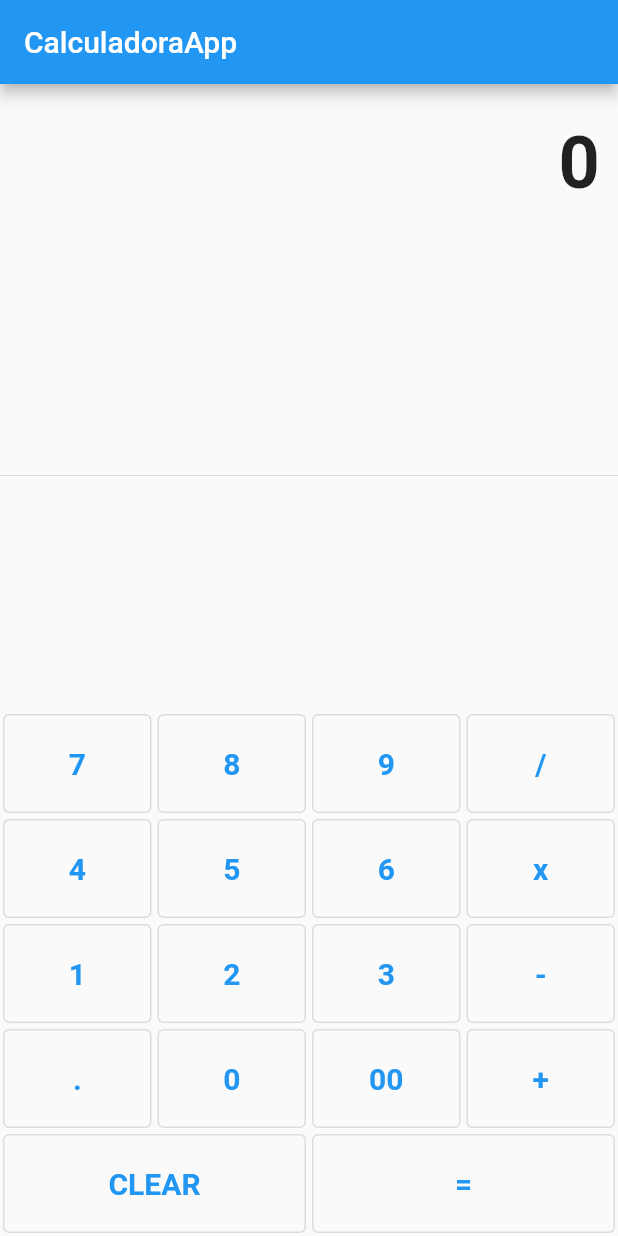
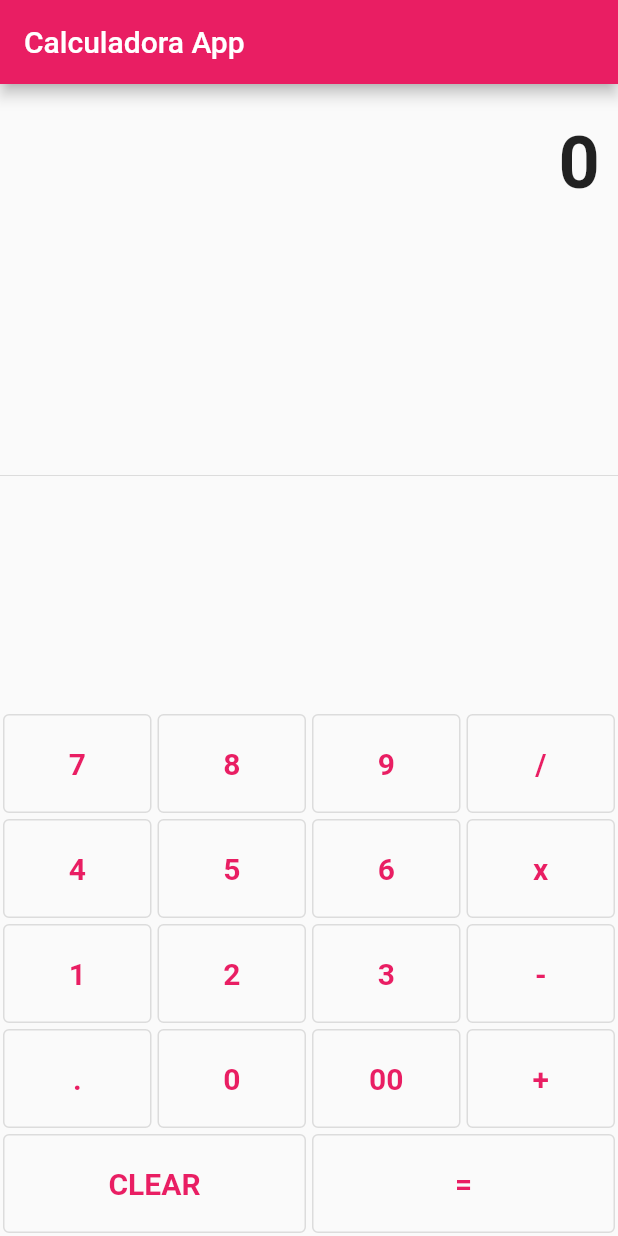
Before and after one commit to LuraTembe/calculadoraFlutter, a Flutter app: the screen it shows after launch, on a phone screen of 412 x 824 dp. Run offline on Flutter 3.47's test engine with Material 2 defaults, Android fonts, the phone set to English and light mode, and no system bars.

Commit message:
change color to purple

```diff
--- a/lib/main.dart
+++ b/lib/main.dart
@@ -1,6 +1,6 @@
 import 'package:flutter/material.dart';
 
-void main() => runApp(Calculadora());
+void main() => runApp(const Calculadora());
 
 class Calculadora extends StatelessWidget {
   const Calculadora({super.key});
@@ -8,12 +8,12 @@ class Calculadora extends StatelessWidget {
   @override
   Widget build(BuildContext context) {
     return MaterialApp(
-      title: 'CalculadoraApp',
+      title: 'Calculadora App',
       debugShowCheckedModeBanner: false,
       theme: ThemeData(
-        primarySwatch: Colors.blue,
+        primarySwatch: Colors.pink,
       ),
-      home: MyHomePage(title: 'CalculadoraApp'),
+      home: const MyHomePage(title: 'Calculadora App'),
     );
   }
 }
@@ -89,7 +89,8 @@ class _MyHomePageState extends State<MyHomePage> {
           child: OutlinedButton(
             child: Text(
               buttonText,
-              style: TextStyle(fontSize: 20.0, fontWeight: FontWeight.bold),
+              style:
+                  const TextStyle(fontSize: 20.0, fontWeight: FontWeight.bold),
             ),
             onPressed: () => buttonPressed(buttonText),
           ),
@@ -109,16 +110,17 @@ class _MyHomePageState extends State<MyHomePage> {
           children: <Widget>[
             Container(
               alignment: Alignment.centerRight,
-              padding: EdgeInsets.symmetric(vertical: 24.0, horizontal: 12.2),
+              padding:
+                  const EdgeInsets.symmetric(vertical: 24.0, horizontal: 12.2),
               child: Text(
                 output,
-                style: TextStyle(
+                style: const TextStyle(
                   fontSize: 48.0,
                   fontWeight: FontWeight.bold,
                 ),
               ),
             ),
-            Expanded(
+            const Expanded(
               child: Divider(),
             ),
             new Column(
```
